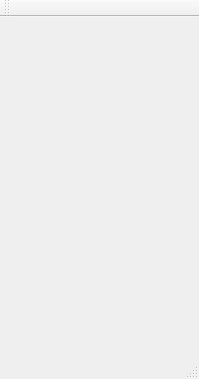
Before: the Qt Designer form App/MainWindow.ui in KangLin/LunarCalendar, drawn with Qt 5.
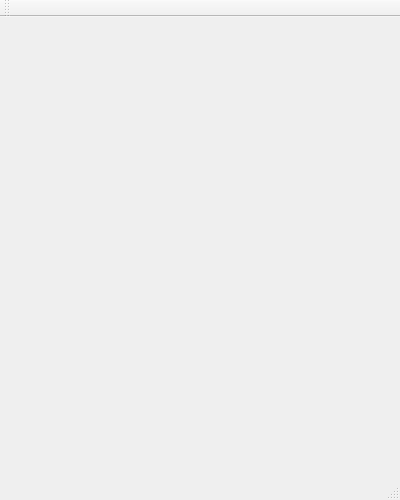
After: the same form once the commit is applied. Icons and pictures are not drawn.

```diff
--- a/App/MainWindow.ui
+++ b/App/MainWindow.ui
@@ -6,12 +6,12 @@
    <rect>
     <x>0</x>
     <y>0</y>
-    <width>199</width>
-    <height>379</height>
+    <width>400</width>
+    <height>500</height>
    </rect>
   </property>
   <property name="sizePolicy">
-   <sizepolicy hsizetype="Maximum" vsizetype="Maximum">
+   <sizepolicy hsizetype="Preferred" vsizetype="Preferred">
     <horstretch>0</horstretch>
     <verstretch>0</verstretch>
    </sizepolicy>
```
Left out of the diff: 6 changed lines with no effect on the pictures.
